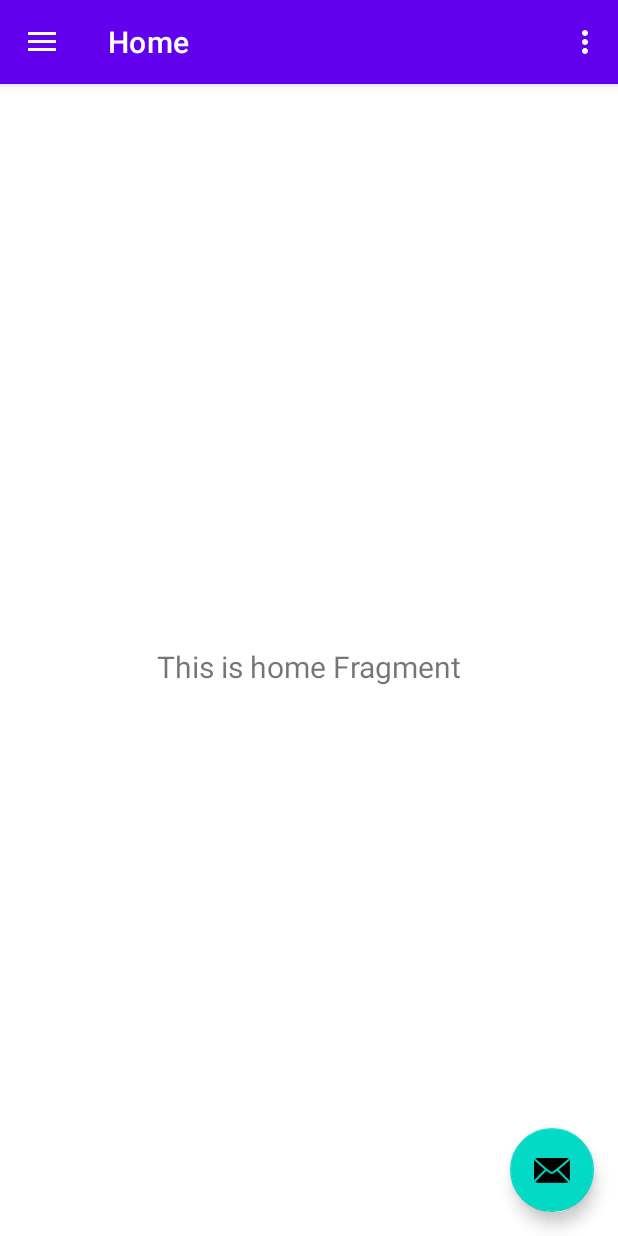
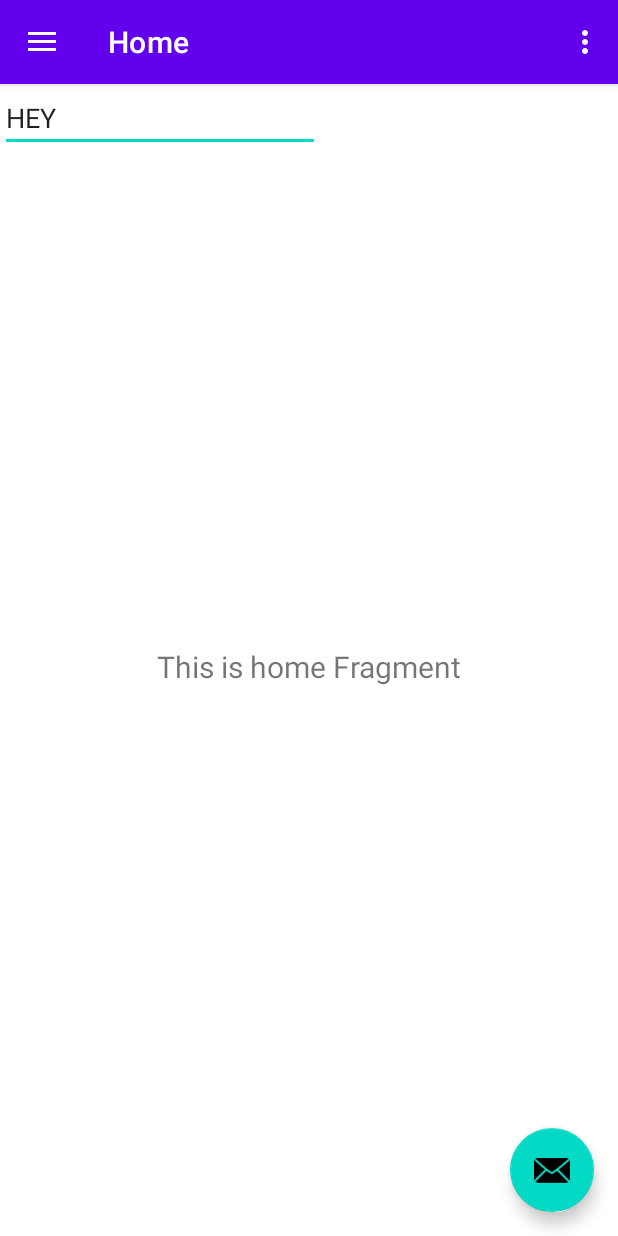
Before and after one commit to bryanlyucvts/asd_project_ii, an Android app: the screen it shows after launch (MainActivity), on a phone screen of 412 x 824 dp. Run offline under Robolectric (Android 15) with nearby library versions, the phone set to English and light mode, and no system bars; our stand-ins replace navigation-ui.

Commit message:
added smtg to content main?

```diff
--- a/app/src/main/res/layout/content_main.xml
+++ b/app/src/main/res/layout/content_main.xml
@@ -17,4 +17,14 @@
         app:layout_constraintRight_toRightOf="parent"
         app:layout_constraintTop_toTopOf="parent"
         app:navGraph="@navigation/mobile_navigation" />
+
+    <EditText
+        android:id="@+id/editTextText"
+        android:layout_width="wrap_content"
+        android:layout_height="wrap_content"
+        android:ems="10"
+        android:inputType="text"
+        android:text="HEY"
+        tools:layout_editor_absoluteX="100dp"
+        tools:layout_editor_absoluteY="315dp" />
 </androidx.constraintlayout.widget.ConstraintLayout>
```
